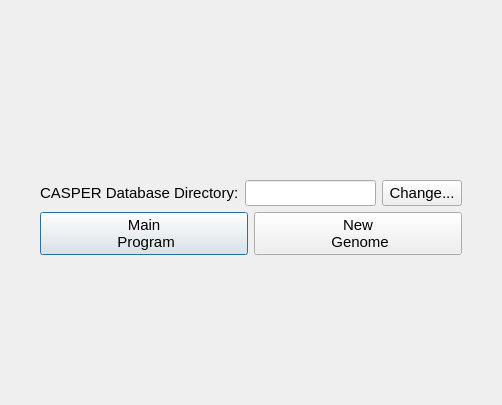
The window that startupCASPER.ui (TrinhLab/CASPERapp) describes before a commit, drawn with Qt 5.
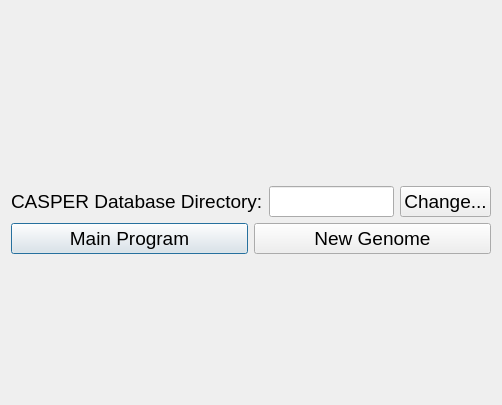
The same window after the commit.

Diff of the .ui file:
```diff
--- a/startupCASPER.ui
+++ b/startupCASPER.ui
@@ -12,7 +12,8 @@
   </property>
   <property name="font">
    <font>
-    <pointsize>11</pointsize>
+    <family>Arial</family>
+    <pointsize>14</pointsize>
    </font>
   </property>
   <property name="windowTitle">
@@ -24,16 +25,14 @@
      <item row="0" column="0">
       <widget class="QPushButton" name="pushButton_2">
        <property name="text">
-        <string>Main 
- Program</string>
+        <string>Main Program</string>
        </property>
       </widget>
      </item>
      <item row="0" column="1">
       <widget class="QPushButton" name="pushButton">
        <property name="text">
-        <string>New 
- Genome</string>
+        <string>New Genome</string>
        </property>
       </widget>
      </item>
```
